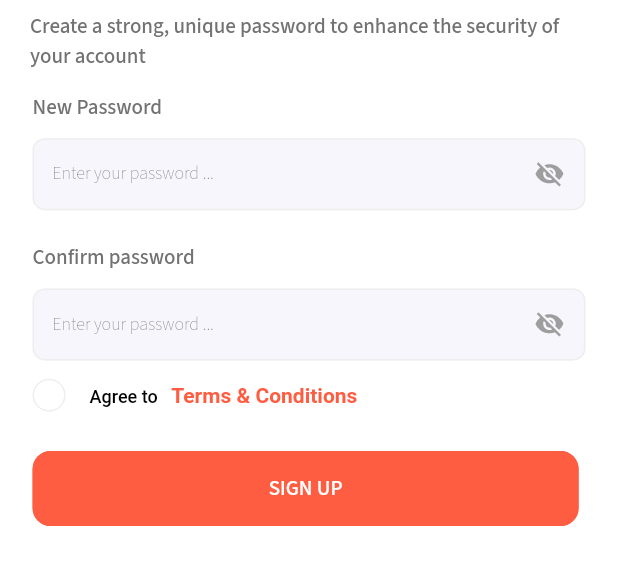
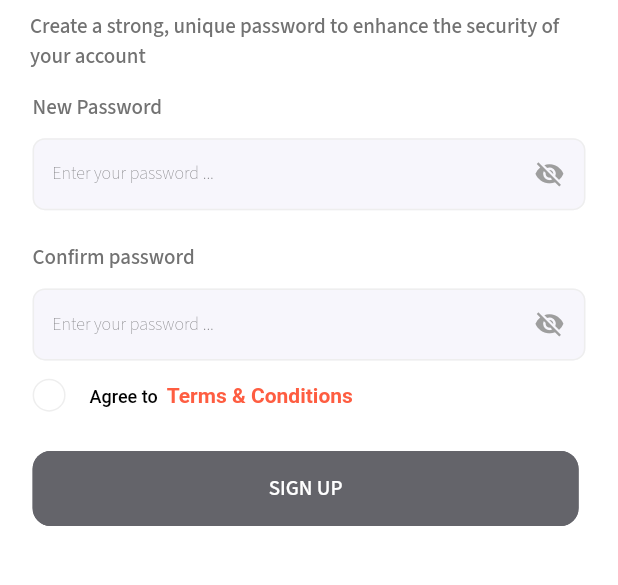
Before and after one commit to salahaldensherief/60ix, a Flutter app: the CreatePasswordView screen opened directly, on a phone screen of 412 x 824 dp, the part 36-621 px from its top. Run offline on Flutter 3.47's test engine with Material 3 defaults, Android fonts, the phone set to English and light mode, and no system bars; our stand-ins replace bloc, carousel_slider, cookie_jar, dartz, dio, dio_cookie_manager and 10 more; missing offline and left inert: date_count_down; accounts and stored records are empty.

Commit message:
handel(ui): terms conditions

```diff
--- a/lib/features/auth/presentation/signup/signup_cubit.dart
+++ b/lib/features/auth/presentation/signup/signup_cubit.dart
@@ -39,6 +39,10 @@
   void saveMobileInfo({required String number, required String code}) {
     emit(state.copyWith(mobileNumber: number, mobileCode: code));
   }
+  void changeTermsAcceptance(bool value) {
+    emit(state.copyWith(isTermsAccepted: value));
+  }
+
 
   Future<void> register() async {
     emit(state.copyWith(status: SignupStatus.loading));
--- a/lib/features/auth/presentation/signup/signup_state.dart
+++ b/lib/features/auth/presentation/signup/signup_state.dart
@@ -18,12 +18,16 @@
   final String? mobileCode;
   final SignupStatus status;
   final String? errorMessage;
+  final bool isTermsAccepted;
+
 
   SignupState({
     this.status = SignupStatus.initial,
     this.errorMessage,
     this.mobileNumber,
     this.mobileCode,
+    this.isTermsAccepted = false,
+
   });
 
   SignupState copyWith({
@@ -32,12 +36,16 @@
     SignupStatus? status,
     String? errorMessage,
     UserModel? user,
+    bool? isTermsAccepted,
+
   }) {
     return SignupState(
       mobileNumber: mobileNumber ?? this.mobileNumber,
       mobileCode: mobileCode ?? this.mobileCode,
       status: status ?? this.status,
       errorMessage: errorMessage ?? this.errorMessage,
+      isTermsAccepted: isTermsAccepted ?? this.isTermsAccepted,
+
     );
   }
 }
--- a/lib/features/auth/presentation/signup/widgets/create_password_action.dart
+++ b/lib/features/auth/presentation/signup/widgets/create_password_action.dart
@@ -19,18 +19,21 @@
     return BlocBuilder<SignupCubit, SignupState>(
       builder: (context, state) {
         return CustomButton(
-          onPressed: () {
+          onPressed:state.isTermsAccepted ? () {
             cubit.savePassword(
               cubit.passwordController.text,
               cubit.passwordConfirmationController.text,
             );
             cubit.register();
-          },
+          }
+          : null,
           text: state.status.isLoading
               ? AppStrings.loading.tr()
               : AppStrings.signUp.tr(),
-          color: AppTextButtonStyles.primaryColor(context),
-          colorSide: AppColors.primaryBtnColor,
+          color: state.isTermsAccepted ? AppTextButtonStyles.primaryColor(context)
+              : AppColors.gray300Color,
+          colorSide: state.isTermsAccepted ? AppTextButtonStyles.primaryColor(context)
+            : AppColors.gray300Color,
           textStyle: const TextStyle(color: Colors.white),
         );
       },
--- a/lib/features/auth/presentation/signup/widgets/create_password_form.dart
+++ b/lib/features/auth/presentation/signup/widgets/create_password_form.dart
@@ -56,7 +56,7 @@
               },
               hintText: AppStrings.confirmPassword.tr(),
             ).padOnly(bottom: 12),
-            TermsAndConditions(onChanged: (value) {}).padOnly(bottom: 16),
+            TermsAndConditions().padOnly(bottom: 16),
           ],
         );
       },
--- a/lib/features/auth/presentation/signup/widgets/terms_and_conditions.dart
+++ b/lib/features/auth/presentation/signup/widgets/terms_and_conditions.dart
@@ -1,56 +1,60 @@
 import 'package:easy_localization/easy_localization.dart';
 import 'package:flutter/material.dart';
+import 'package:flutter_bloc/flutter_bloc.dart';
 import 'package:ix/art_core/utils/app_strings.dart';
 import '../../../../../art_core/utils/app_colors.dart';
 import '../../../../../art_core/utils/font_styles.dart';
+import '../signup_cubit.dart';
+import '../signup_state.dart';
 import 'custom_check_box.dart';
 
-class TermsAndConditions extends StatefulWidget {
-  const TermsAndConditions({super.key, required this.onChanged});
-  final ValueChanged<bool> onChanged;
+class TermsAndConditions extends StatelessWidget {
+  const TermsAndConditions({super.key});
+
   @override
-  State<TermsAndConditions> createState() => _TermsAndConditionsState();
-}
+  Widget build(BuildContext context) {
 
-class _TermsAndConditionsState extends State<TermsAndConditions> {
+    final cubit = context.read<SignupCubit>();
 
-  ///TODO why????
-  bool isTermsAccepted = false;
-  Widget build(BuildContext context) {
+    return BlocBuilder<SignupCubit, SignupState>(
+      buildWhen: (prev, curr) =>
+      prev.isTermsAccepted != curr.isTermsAccepted,
+      builder: (context, state) {
         final isDark = Theme.of(context).brightness == Brightness.dark;
 
         return Row(
           children: [
             CustomCheckBox(
-          onChecked: (value) {
-            widget.onChanged(value);
-            isTermsAccepted = value;
-            setState(() {});
-          },
-          isChecked: isTermsAccepted,
+              isChecked: state.isTermsAccepted,
+              onChecked: cubit.changeTermsAcceptance,
             ),
-        SizedBox(width: 16),
+            const SizedBox(width: 16),
             Expanded(
               child: Text.rich(
                 TextSpan(
                   children: [
                     TextSpan(
-                  ///TODO: to add space
-                text: '${AppStrings.agree.tr()}  ',
-                  style: isDark ? TextStyles.font14SemiBold.copyWith(
-                      color:  AppColors.textColorDarkSecondary
-                  ): TextStyle(color: Colors.black),
+                      text: '${AppStrings.agree.tr()} ',
+                      style: isDark
+                          ? TextStyles.font14SemiBold.copyWith(
+                        color:
+                        AppColors.textColorDarkSecondary,
+                      )
+                          : const TextStyle(color: Colors.black),
                     ),
-                ///TODO ???
                     TextSpan(
                       text: AppStrings.terms.tr(),
-                  style: TextStyles.font14SemiBold.copyWith(color: AppColors.primaryBtnColor)),
-
+                      style: TextStyles.font14SemiBold.copyWith(
+                        color: AppColors.primaryBtnColor,
+                      ),
+                    ),
                   ],
                 ),
               ),
             ),
           ],
         );
+      },
+    );
   }
 }
```
Lines whose indentation alone changed are shown as unchanged.
